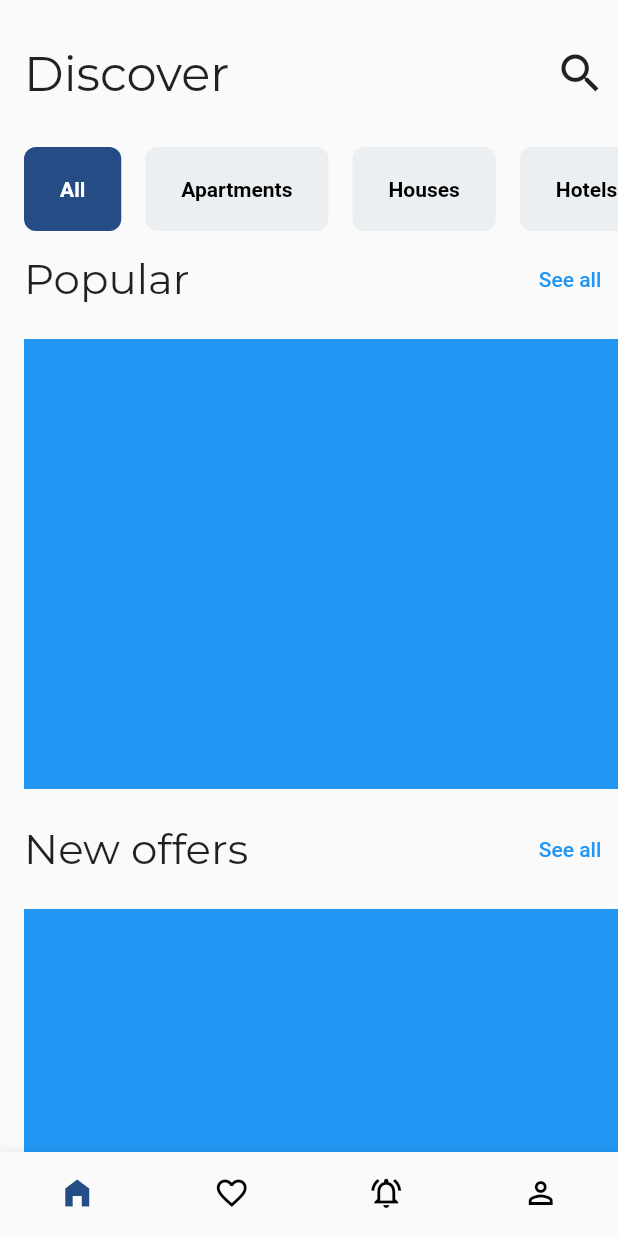
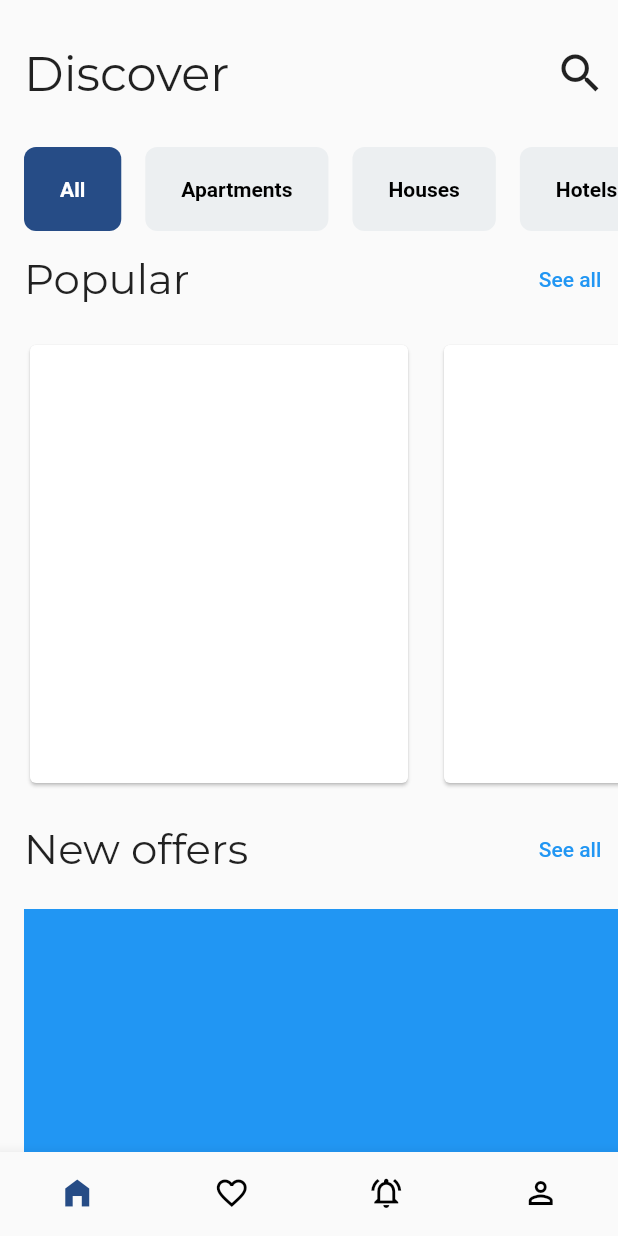
Before and after one commit to JAICHANGPARK/flutter_notebook_chapter_22, a Flutter app: the screen it shows after launch, on a phone screen of 412 x 824 dp. Run offline on Flutter 3.47's test engine with Material 2 defaults, Android fonts, the phone set to English and light mode, and no system bars; our stand-ins replace dots_indicator, flutter_riverpod, freezed_annotation, go_router, google_fonts, ionicons and 1 more.

Commit message:
Update renting_home_page.dart

```diff
--- a/lib/ep1290_renting_app/src/home/renting_home_page.dart
+++ b/lib/ep1290_renting_app/src/home/renting_home_page.dart
@@ -118,7 +118,31 @@ class _RentingHomePageState extends State<RentingHomePage> {
                               Container(
                                 margin: const EdgeInsets.symmetric(vertical: 16),
                                 height: 300,
-                                color: Colors.blue,
+                                child: ListView.builder(
+                                  scrollDirection: Axis.horizontal,
+                                  itemBuilder: (context, index) {
+                                    return Container(
+                                      width: 260,
+                                      margin: EdgeInsets.only(right: 16),
+                                      child: Card(
+                                        child: Column(
+                                          children: [
+
+                                          ],
+                                        ),
+                                      ),
+                                      // decoration: BoxDecoration(
+                                      //   color: Colors.white,
+                                      //   borderRadius: BorderRadius.circular(8),
+                                      //   boxShadow: [
+                                      //     BoxShadow(
+                                      //       color: Colors.black.withOpacity(0.1)
+                                      //     )
+                                      //   ]
+                                      // ),1
+                                    );
+                                  },
+                                ),
                               ),
                               Row(
                                 mainAxisAlignment: MainAxisAlignment.spaceBetween,
@@ -152,7 +176,6 @@ class _RentingHomePageState extends State<RentingHomePage> {
                         Center(
                           child: Text("$tabIndex"),
                         )
-
                       ],
                     ))
                   ],
```
